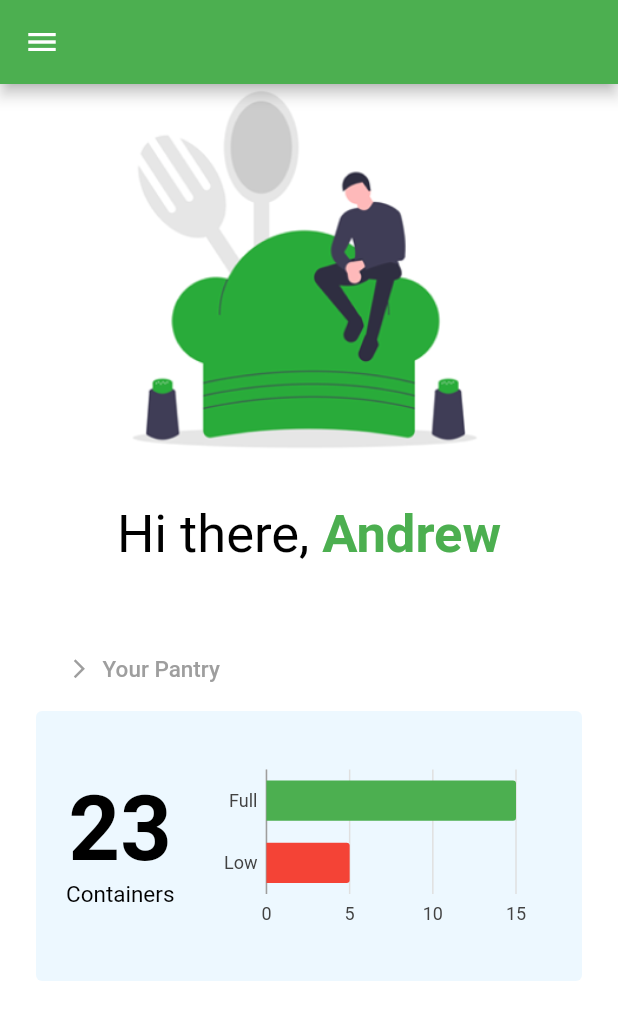
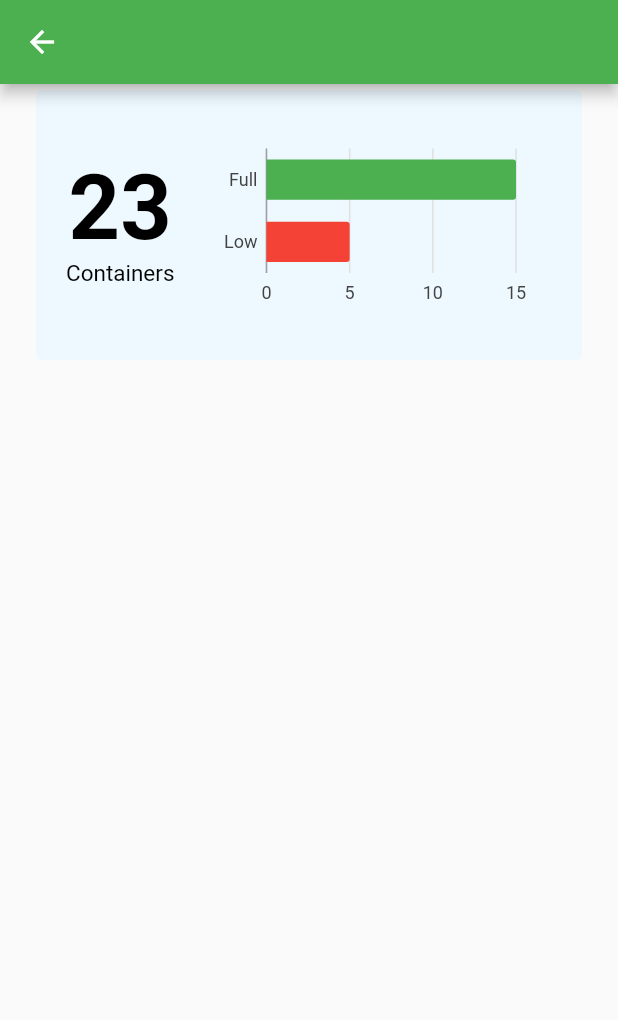
Before and after one commit to stow-engineering/stow-v1, a Flutter app: the screen it shows once a user with an empty profile is signed in, after a tap on "Your Pantry", on a phone screen of 412 x 824 dp. Shown: the top 1020 px of the screen. Run offline on Flutter 3.47's test engine with Material 2 defaults, Android fonts, the phone set to English and light mode, and no system bars; our stand-ins replace charts_flutter, firebase_auth, firebase_core; accounts and stored records are empty; network calls fail.

Commit message:
pantry page

```diff
--- a/stow/lib/home.dart
+++ b/stow/lib/home.dart
@@ -87,7 +87,12 @@ class Home extends StatelessWidget {
             padding:
                 const EdgeInsets.only(left: 0, right: 220, top: 30, bottom: 0),
             child: TextButton.icon(
-              onPressed: () => {},
+              onPressed: () => {
+                Navigator.of(context).pushNamed(
+                  '/pantry',
+                  arguments: '',
+                )
+              },
               icon: const Icon(Icons.arrow_forward_ios,
                   size: 15, color: Colors.grey),
               label: const Text(
--- a/stow/lib/login.dart
+++ b/stow/lib/login.dart
@@ -24,7 +24,9 @@ class _LoginPageState extends State<LoginPage> {
     final passwordController = TextEditingController();
     return Scaffold(
       backgroundColor: Colors.white,
-      body: Center(
+      body: ListView(
+        children: <Widget>[
+          Center(
             child: Column(
               mainAxisAlignment: MainAxisAlignment.center,
               children: <Widget>[
@@ -85,7 +87,8 @@ class _LoginPageState extends State<LoginPage> {
                   height: 50,
                   width: 250,
                   decoration: BoxDecoration(
-                  color: Colors.green, borderRadius: BorderRadius.circular(20)),
+                      color: Colors.green,
+                      borderRadius: BorderRadius.circular(20)),
                   child: TextButton(
                     onPressed: () {
                       authService.signInWithEmailPassword(
@@ -119,6 +122,8 @@ class _LoginPageState extends State<LoginPage> {
               ],
             ),
           ),
+        ],
+      ),
     );
   }
 }
--- /dev/null
+++ b/stow/lib/pantry.dart
@@ -0,0 +1,74 @@
+import 'package:firebase_auth/firebase_auth.dart';
+import 'package:firebase_core/firebase_core.dart';
+import 'package:flutter/material.dart';
+import 'package:provider/provider.dart';
+import 'package:stow/container_chart.dart';
+import 'user_auth.dart';
+import 'login.dart';
+import 'container_series.dart';
+import 'package:charts_flutter/flutter.dart' as charts;
+import 'container_chart.dart';
+
+class Pantry extends StatelessWidget {
+  Pantry({Key? key, required this.data}) : super(key: key);
+  final String data;
+  final List<ContainerSeries> myData = [
+    ContainerSeries(
+        barColor: charts.ColorUtil.fromDartColor(Colors.green),
+        almostEmpty: "Full",
+        number: 15),
+    ContainerSeries(
+        barColor: charts.ColorUtil.fromDartColor(Colors.red),
+        almostEmpty: "Low",
+        number: 5)
+  ];
+
+  @override
+  Widget build(BuildContext context) {
+    return Scaffold(
+      appBar: AppBar(),
+      body: ListView(
+        children: <Widget>[
+          Padding(
+            padding:
+                const EdgeInsets.only(left: 20, right: 20, top: 0, bottom: 15),
+            child: Card(
+              elevation: 0.0,
+              color: const Color.fromARGB(255, 237, 248, 255),
+              child: Padding(
+                padding: const EdgeInsets.only(
+                    left: 20, right: 5, top: 0, bottom: 5),
+                child: Row(
+                  children: <Widget>[
+                    Column(
+                      children: const <Widget>[
+                        Text(
+                          "23",
+                          style: TextStyle(
+                              color: Colors.black,
+                              fontSize: 60,
+                              fontWeight: FontWeight.bold),
+                        ),
+                        Text(
+                          "Containers",
+                          style: TextStyle(color: Colors.black, fontSize: 15),
+                        ),
+                      ],
+                    ),
+                    Expanded(
+                      child: Container(
+                        height: 175,
+                        padding: const EdgeInsets.all(25),
+                        child: ContainerChart(data: myData),
+                      ),
+                    ),
+                  ],
+                ),
+              ),
+            ),
+          ),
+        ],
+      ),
+    );
+  }
+}
--- a/stow/lib/route_generator.dart
+++ b/stow/lib/route_generator.dart
@@ -6,6 +6,7 @@ import 'package:firebase_core/firebase_core.dart';
 import 'package:stow/user_auth.dart';
 import 'login.dart';
 import 'create_account.dart';
+import 'pantry.dart';
 
 class RouteGenerator {
   static Route<dynamic> generateRoute(RouteSettings settings) {
@@ -19,6 +20,15 @@ class RouteGenerator {
         if (args is String) {
           return MaterialPageRoute(
             builder: (_) => CreateAccount(
+              data: args,
+            ),
+          );
+        }
+        return errorRoute();
+      case '/pantry':
+        if (args is String) {
+          return MaterialPageRoute(
+            builder: (_) => Pantry(
               data: args,
             ),
           );
```
Also changed, not shown: 1 other file. Lines whose indentation alone changed are shown as unchanged.
